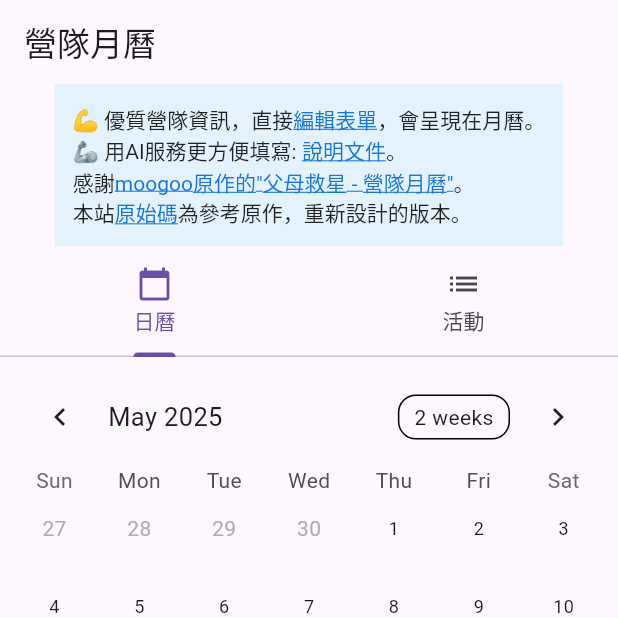
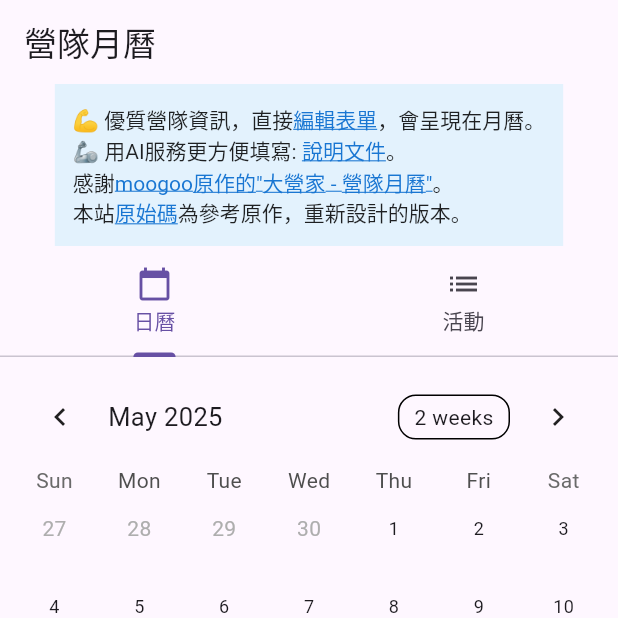
Before and after one commit to bestian/flutter_calendar_app, a Flutter app: the screen it shows after launch, on a phone screen of 412 x 824 dp, the top half of it. Run offline on Flutter 3.47's test engine with Material 3 defaults, Android fonts, the light colour scheme and no system bars; drawn by our look-alikes of table_calendar; our stand-ins replace csv; missing offline and left inert: dart:html; network calls fail.

Commit message:
Update banner_widget.dart

```diff
--- a/lib/widgets/banner_widget.dart
+++ b/lib/widgets/banner_widget.dart
@@ -46,7 +46,7 @@ class BannerWidget extends StatelessWidget {
             TextSpan(text: '。\n'),
             TextSpan(text: '感謝'),
             TextSpan(
-              text: 'moogoo原作的"父母救星 - 營隊月曆"',
+              text: 'moogoo原作的"大營家 - 營隊月曆"',
               style: TextStyle(
                 color: Colors.blue[700],
                 decoration: TextDecoration.underline,
@@ -54,7 +54,7 @@ class BannerWidget extends StatelessWidget {
               recognizer: TapGestureRecognizer()
                 ..onTap = () {
                   html.window.open(
-                    'https://moogoo78.github.io/summer-cal/',
+                    'https://dayingja.cc/', //'https://moogoo78.github.io/summer-cal/',
                     '_blank',
                   );
                 },
```
